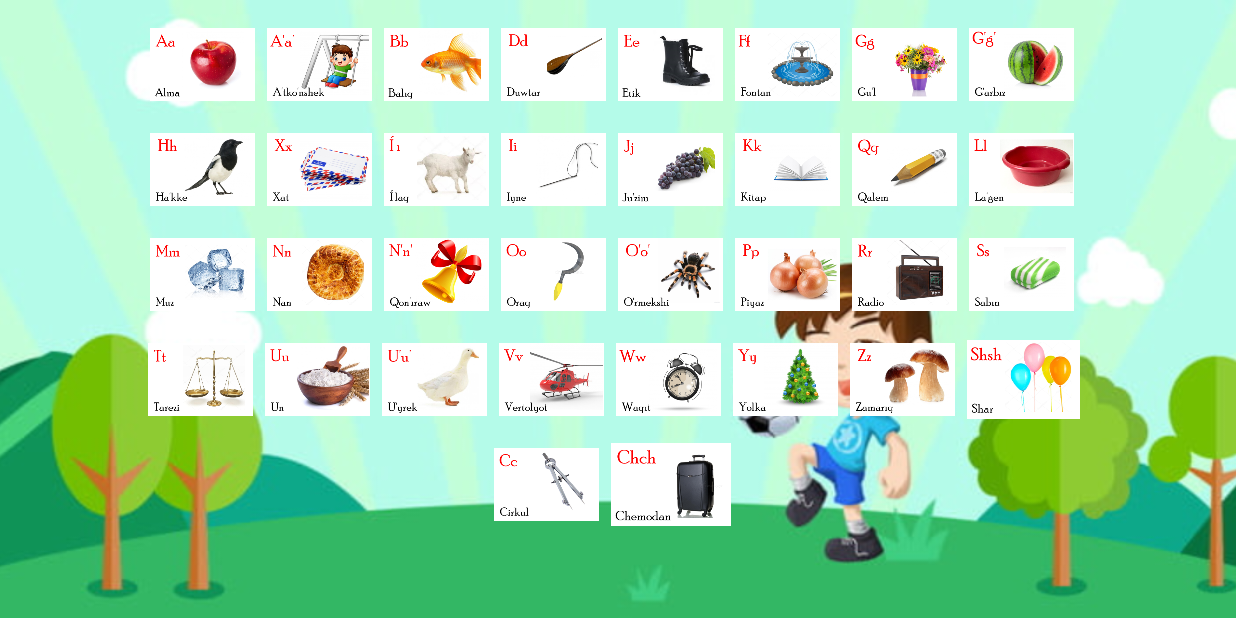
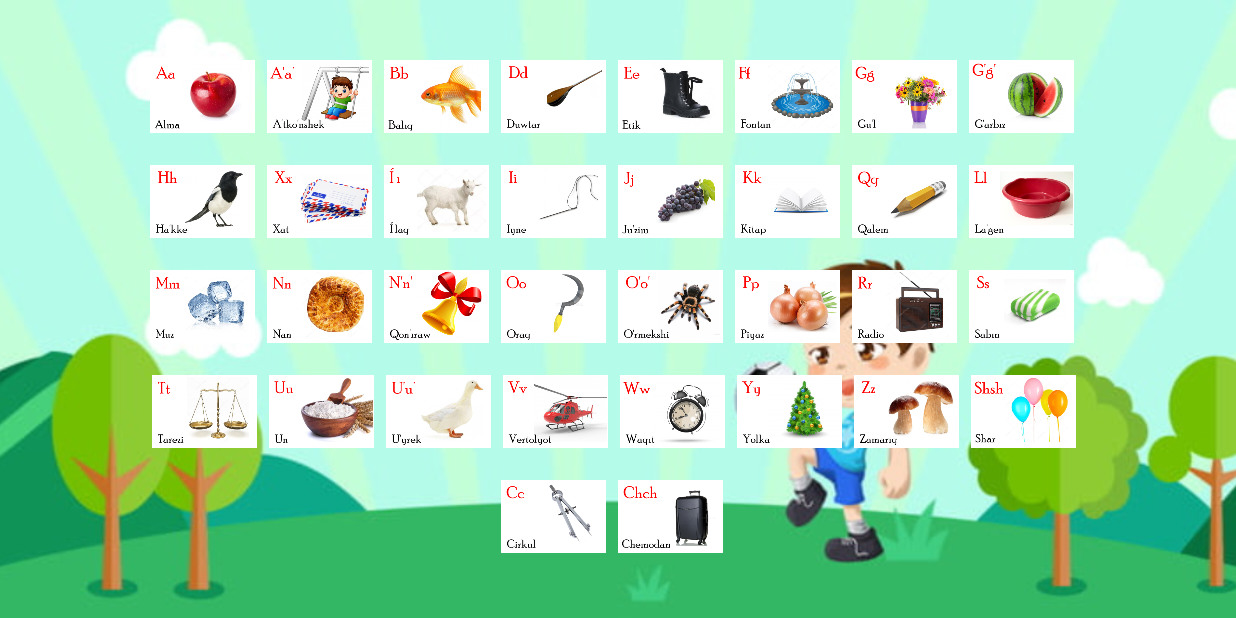
Before and after one commit to Zigfruid/Alipbe, an Android app: the LettersFragment screen opened through its navigation route, on a phone screen of 824 x 412 dp (held sideways). Run offline under Robolectric (Android 15) with nearby library versions, the phone set to English and light mode, and no system bars.

Commit message:
chain added

```diff
--- a/app/src/main/res/layout/fragment_letters.xml
+++ b/app/src/main/res/layout/fragment_letters.xml
@@ -14,12 +14,15 @@
         android:id="@+id/ll1"
         android:layout_width="wrap_content"
         android:layout_height="wrap_content"
-        android:layout_marginEnd="16dp"
         android:layout_marginStart="16dp"
         android:layout_marginTop="8dp"
+        android:layout_marginEnd="16dp"
+        app:layout_constraintBottom_toTopOf="@id/ll2"
         app:layout_constraintEnd_toEndOf="parent"
         app:layout_constraintStart_toStartOf="parent"
-        app:layout_constraintTop_toTopOf="parent">
+        app:layout_constraintTop_toTopOf="parent"
+        app:layout_constraintVertical_bias="0.4"
+        app:layout_constraintVertical_chainStyle="packed">
 
         <ImageView
             android:layout_width="70dp"
@@ -83,11 +86,11 @@
         android:id="@+id/ll2"
         android:layout_width="wrap_content"
         android:layout_height="wrap_content"
-        android:layout_marginEnd="16dp"
-        android:layout_marginStart="16dp"
+        app:layout_constraintBottom_toTopOf="@id/ll3"
         app:layout_constraintEnd_toEndOf="parent"
         app:layout_constraintStart_toStartOf="parent"
-        app:layout_constraintTop_toBottomOf="@id/ll1">
+        app:layout_constraintTop_toBottomOf="@id/ll1"
+        app:layout_constraintVertical_chainStyle="packed">
 
         <ImageView
             android:layout_width="70dp"
@@ -150,11 +153,13 @@
         android:id="@+id/ll3"
         android:layout_width="wrap_content"
         android:layout_height="wrap_content"
+        android:layout_marginStart="16dp"
         android:layout_marginEnd="16dp"
-        android:layout_marginStart="16dp"
+        app:layout_constraintBottom_toTopOf="@id/ll4"
         app:layout_constraintEnd_toEndOf="parent"
         app:layout_constraintStart_toStartOf="parent"
-        app:layout_constraintTop_toBottomOf="@id/ll2">
+        app:layout_constraintTop_toBottomOf="@id/ll2"
+        app:layout_constraintVertical_chainStyle="packed">
 
         <ImageView
             android:layout_width="70dp"
@@ -217,12 +222,13 @@
         android:id="@+id/ll4"
         android:layout_width="wrap_content"
         android:layout_height="wrap_content"
+        android:layout_marginStart="16dp"
         android:layout_marginEnd="14dp"
-        android:layout_marginStart="16dp"
+        app:layout_constraintBottom_toTopOf="@id/ll5"
         app:layout_constraintEnd_toEndOf="parent"
         app:layout_constraintStart_toStartOf="parent"
-        app:layout_constraintTop_toBottomOf="@id/ll3">
-
+        app:layout_constraintTop_toBottomOf="@id/ll3"
+        app:layout_constraintVertical_chainStyle="packed">
 
         <ImageView
             android:layout_width="70dp"
@@ -244,7 +250,6 @@
             android:layout_marginEnd="8dp"
             android:gravity="center"
             android:src="@drawable/uyrek" />
-
 
         <ImageView
             android:layout_width="70dp"
@@ -275,7 +280,7 @@
             android:src="@drawable/zamark" />
 
         <ImageView
-            android:layout_width="75dp"
+            android:layout_width="70dp"
             android:layout_height="70dp"
             android:layout_marginEnd="8dp"
             android:gravity="center"
@@ -286,11 +291,13 @@
         android:id="@+id/ll5"
         android:layout_width="wrap_content"
         android:layout_height="wrap_content"
+        android:layout_marginStart="16dp"
         android:layout_marginEnd="16dp"
-        android:layout_marginStart="16dp"
+        app:layout_constraintBottom_toBottomOf="parent"
         app:layout_constraintEnd_toEndOf="parent"
         app:layout_constraintStart_toStartOf="parent"
-        app:layout_constraintTop_toBottomOf="@id/ll4">
+        app:layout_constraintTop_toBottomOf="@id/ll4"
+        app:layout_constraintVertical_chainStyle="packed">
 
         <ImageView
             android:layout_width="70dp"
@@ -300,12 +307,10 @@
             android:src="@drawable/circul" />
 
         <ImageView
-            android:layout_width="80dp"
+            android:layout_width="70dp"
             android:layout_height="70dp"
             android:layout_marginEnd="8dp"
             android:gravity="center"
             android:src="@drawable/chemodan" />
     </LinearLayout>
-
-
 </androidx.constraintlayout.widget.ConstraintLayout>
```
